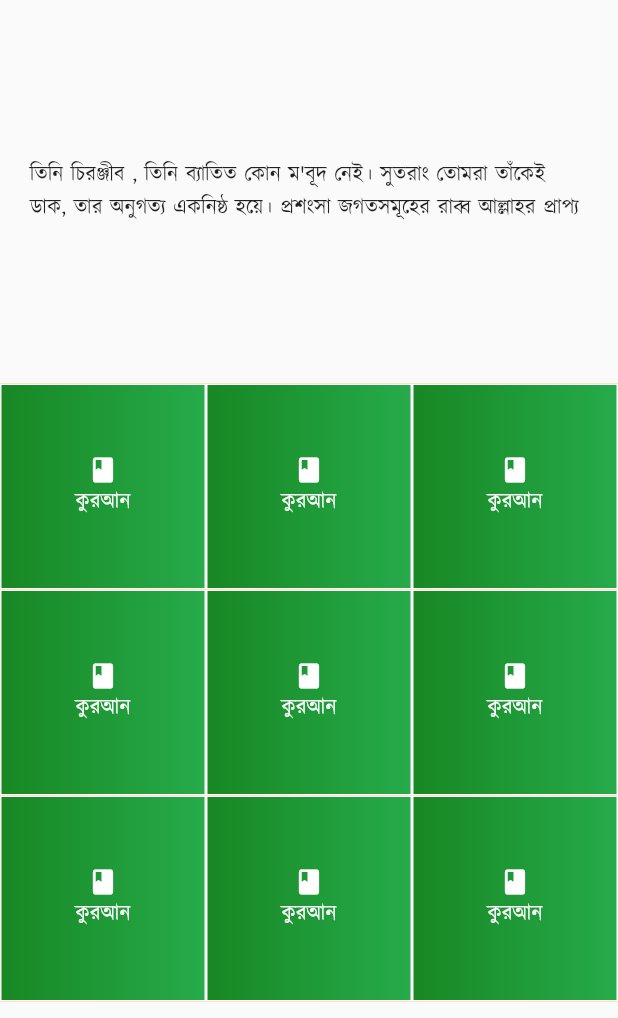
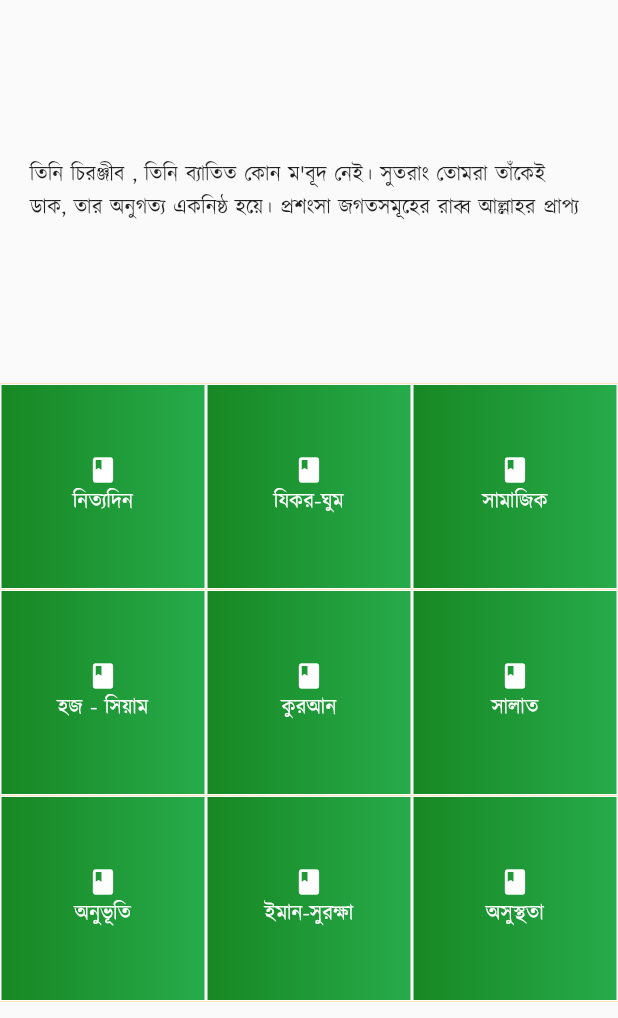
Before and after one commit to tora-shuvo-project/islamic_world, a Flutter app: the DoyaNameScren screen opened directly, on a phone screen of 412 x 824 dp, the part 218-1236 px from its top. Run offline on Flutter 3.47's test engine with Material 2 defaults, Android fonts, the phone set to English and light mode, and no system bars; our stand-ins replace audioplayers, cloud_firestore, dropdown_formfield, flutter_local_notifications, flutter_speed_dial, geolocator and 5 more; missing offline and left inert: bangla_utilities, compasstools, dropdownfield, hijri_picker, matrix_gesture_detector; accounts and stored records are empty.

Commit message:
Doya Bug Fixing

```diff
--- a/lib/helpers/database_helper.dart
+++ b/lib/helpers/database_helper.dart
@@ -119,6 +119,12 @@ class DatabaseHelper{
     return result.toList();
   }
 
+  static Future<List> getDuyaCategoryNameFromTable(int category)async{
+    Database db=await instance.database;
+    var result=await db.query(dunaNameTable,where: '$columnCategory = ? ',whereArgs: [category]);
+    return result.toList();
+  }
+
   static Future<List> getDuyaDetailsFromTable(String id)async{
     Database db=await instance.database;
     var result=await db.query(duyaDetailsTable,where: '$columndoyaID = ? ',whereArgs: [id]);
--- a/lib/pages/doya_name_page.dart
+++ b/lib/pages/doya_name_page.dart
@@ -5,6 +5,7 @@ import 'package:flutter/widgets.dart';
 import 'package:searchtosu/FinalModels/doya_name_models.dart';
 import 'package:searchtosu/helpers/database_helper.dart';
 import 'package:searchtosu/pages/doya_details_page.dart';
+import 'package:searchtosu/pages/doya_subcategory_screen.dart';
 
 class DoyaNameScren extends StatefulWidget {
   @override
@@ -150,13 +151,20 @@ class _DoyaNameScrenState extends State<DoyaNameScren> {
                                     ),
                                     height: MediaQuery.of(context).size.width/3,
                                     width: MediaQuery.of(context).size.width/3,
-                                    child:  Center(
+                                    child:  InkWell(
+                                      onTap: (){
+                                        Navigator.of(context).push(MaterialPageRoute(
+                                          builder: (context)=>DoyaSubcategoryScreen(1,'নিত্যদিন')
+                                        ));
+                                      },
+                                      child: Center(
                                         child: Column(
                                           mainAxisSize: MainAxisSize.min,
                                           children: <Widget>[
                                             Icon(Icons.book,color: Colors.white, size: 20,),
-                                          Text("কুরআন", style: TextStyle(color: Colors.white), )
+                                            Text("নিত্যদিন", style: TextStyle(color: Colors.white), )
                                           ],
+                                        ),
                                       ),
                                     ),
                                   ),
@@ -172,13 +180,21 @@ class _DoyaNameScrenState extends State<DoyaNameScren> {
                                     ),
                                     height: MediaQuery.of(context).size.width/3,
                                     width: MediaQuery.of(context).size.width/3,
-                                    child:  Center(
+                                    child:  InkWell(
+                                      onTap: (){
+                                        Navigator.of(context).push(MaterialPageRoute(
+                                            builder: (context)=>DoyaSubcategoryScreen(2,'যিকর-ঘুম')
+                                        ));
+                                      },
+
+                                      child: Center(
                                         child: Column(
                                           mainAxisSize: MainAxisSize.min,
                                           children: <Widget>[
                                             Icon(Icons.book,color: Colors.white, size: 20,),
-                                          Text("কুরআন", style: TextStyle(color: Colors.white), )
+                                            Text("যিকর-ঘুম", style: TextStyle(color: Colors.white), )
                                           ],
+                                        ),
                                       ),
                                     ),
                                   ),
@@ -194,13 +210,20 @@ class _DoyaNameScrenState extends State<DoyaNameScren> {
                                     ),
                                     height: MediaQuery.of(context).size.width/3,
                                     width: MediaQuery.of(context).size.width/3,
-                                    child:  Center(
+                                    child:  InkWell(
+                                      onTap: (){
+                                        Navigator.of(context).push(MaterialPageRoute(
+                                            builder: (context)=>DoyaSubcategoryScreen(3,'সামাজিক')
+                                        ));
+                                      },
+                                      child: Center(
                                         child: Column(
                                           mainAxisSize: MainAxisSize.min,
                                           children: <Widget>[
                                             Icon(Icons.book,color: Colors.white, size: 20,),
-                                          Text("কুরআন", style: TextStyle(color: Colors.white), )
+                                            Text("সামাজিক", style: TextStyle(color: Colors.white), )
                                           ],
+                                        ),
                                       ),
                                     ),
                                   ),
@@ -220,13 +243,20 @@ class _DoyaNameScrenState extends State<DoyaNameScren> {
                                 ),
                                 height: MediaQuery.of(context).size.width/3,
                                 width: MediaQuery.of(context).size.width/3,
-                                child:  Center(
+                                child:  InkWell(
+                                  onTap: (){
+                                    Navigator.of(context).push(MaterialPageRoute(
+                                        builder: (context)=>DoyaSubcategoryScreen(4,'হজ - সিয়াম')
+                                    ));
+                                  },
+                                  child: Center(
                                     child: Column(
                                       mainAxisSize: MainAxisSize.min,
                                       children: <Widget>[
                                         Icon(Icons.book,color: Colors.white, size: 20,),
-                                      Text("কুরআন", style: TextStyle(color: Colors.white), )
+                                        Text("হজ - সিয়াম", style: TextStyle(color: Colors.white), )
                                       ],
+                                    ),
                                   ),
                                 ),
                               ),
@@ -242,13 +272,20 @@ class _DoyaNameScrenState extends State<DoyaNameScren> {
                                 ),
                                 height: MediaQuery.of(context).size.width/3,
                                 width: MediaQuery.of(context).size.width/3,
-                                child:  Center(
+                                child:  InkWell(
+                                  onTap: (){
+                                    Navigator.of(context).push(MaterialPageRoute(
+                                        builder: (context)=>DoyaSubcategoryScreen(5,'কুরআন')
+                                    ));
+                                  },
+                                  child: Center(
                                     child: Column(
                                       mainAxisSize: MainAxisSize.min,
                                       children: <Widget>[
                                         Icon(Icons.book,color: Colors.white, size: 20,),
                                         Text("কুরআন", style: TextStyle(color: Colors.white), )
                                       ],
+                                    ),
                                   ),
                                 ),
                               ),
@@ -264,13 +301,20 @@ class _DoyaNameScrenState extends State<DoyaNameScren> {
                                 ),
                                 height: MediaQuery.of(context).size.width/3,
                                 width: MediaQuery.of(context).size.width/3,
-                                child:  Center(
+                                child:  InkWell(
+                                  onTap: (){
+                                    Navigator.of(context).push(MaterialPageRoute(
+                                        builder: (context)=>DoyaSubcategoryScreen(6,'সালাত')
+                                    ));
+                                  },
+                                  child: Center(
                                     child: Column(
                                       mainAxisSize: MainAxisSize.min,
                                       children: <Widget>[
                                         Icon(Icons.book,color: Colors.white, size: 20,),
-                                      Text("কুরআন", style: TextStyle(color: Colors.white), )
+                                        Text("সালাত", style: TextStyle(color: Colors.white), )
                                       ],
+                                    ),
                                   ),
                                 ),
                               ),
@@ -290,13 +334,20 @@ class _DoyaNameScrenState extends State<DoyaNameScren> {
                                 ),
                                 height: MediaQuery.of(context).size.width/3,
                                 width: MediaQuery.of(context).size.width/3,
-                                child:  Center(
+                                child:  InkWell(
+                                  onTap: (){
+                                    Navigator.of(context).push(MaterialPageRoute(
+                                        builder: (context)=>DoyaSubcategoryScreen(7,'অনুভূতি')
+                                    ));
+                                  },
+                                  child: Center(
                                     child: Column(
                                       mainAxisSize: MainAxisSize.min,
                                       children: <Widget>[
                                         Icon(Icons.book,color: Colors.white, size: 20,),
-                                      Text("কুরআন", style: TextStyle(color: Colors.white), )
+                                        Text("অনুভূতি", style: TextStyle(color: Colors.white), )
                                       ],
+                                    ),
                                   ),
                                 ),
                               ),
@@ -312,13 +363,20 @@ class _DoyaNameScrenState extends State<DoyaNameScren> {
                                 ),
                                 height: MediaQuery.of(context).size.width/3,
                                 width: MediaQuery.of(context).size.width/3,
-                                child:  Center(
+                                child:  InkWell(
+                                  onTap: (){
+                                    Navigator.of(context).push(MaterialPageRoute(
+                                        builder: (context)=>DoyaSubcategoryScreen(8,'ইমান-সুরক্ষা')
+                                    ));
+                                  },
+                                  child: Center(
                                     child: Column(
                                       mainAxisSize: MainAxisSize.min,
                                       children: <Widget>[
                                         Icon(Icons.book,color: Colors.white, size: 20,),
-                                      Text("কুরআন", style: TextStyle(color: Colors.white), )
+                                        Text("ইমান-সুরক্ষা", style: TextStyle(color: Colors.white), )
                                       ],
+                                    ),
                                   ),
                                 ),
                               ),
@@ -334,13 +392,20 @@ class _DoyaNameScrenState extends State<DoyaNameScren> {
                                 ),
                                 height: MediaQuery.of(context).size.width/3,
                                 width: MediaQuery.of(context).size.width/3,
-                                child:  Center(
+                                child:  InkWell(
+                                  onTap: (){
+                                    Navigator.of(context).push(MaterialPageRoute(
+                                        builder: (context)=>DoyaSubcategoryScreen(9,'অসুস্থতা')
+                                    ));
+                                  },
+                                  child: Center(
                                     child: Column(
                                       mainAxisSize: MainAxisSize.min,
                                       children: <Widget>[
                                         Icon(Icons.book,color: Colors.white, size: 20,),
-                                      Text("কুরআন", style: TextStyle(color: Colors.white), )
+                                        Text("অসুস্থতা", style: TextStyle(color: Colors.white), )
                                       ],
+                                    ),
                                   ),
                                 ),
                               ),
```
Also changed, not shown: lib/pages/doya_subcategory_screen.dart (added, +56 -0 lines), 3 other files. Lines whose indentation alone changed are shown as unchanged.
